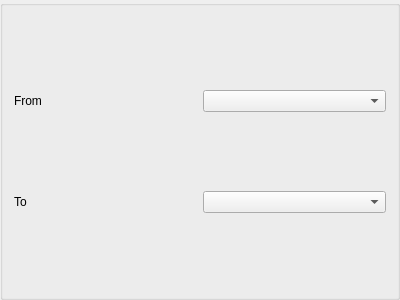
verbkinm/WTF_Viewer, file viewer_widget/viewer/panels/clogfilterpanel/rangewidget.ui: the form before one commit.
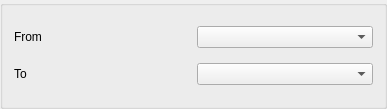
The form after the commit.

```diff
--- a/viewer_widget/viewer/panels/clogfilterpanel/rangewidget.ui
+++ b/viewer_widget/viewer/panels/clogfilterpanel/rangewidget.ui
@@ -9,8 +9,8 @@
    <rect>
     <x>0</x>
     <y>0</y>
-    <width>400</width>
-    <height>300</height>
+    <width>387</width>
+    <height>109</height>
    </rect>
   </property>
   <property name="windowTitle">
```
Left out of the diff: 26 changed lines with no effect on the pictures.
